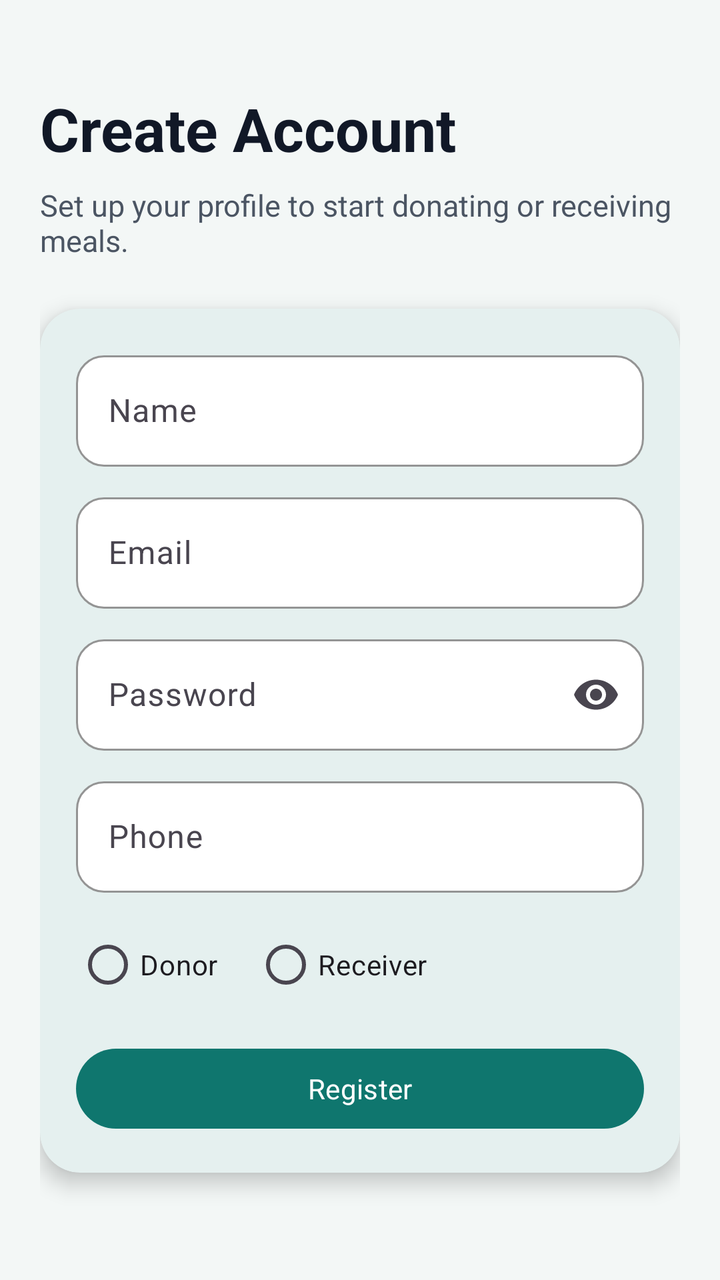
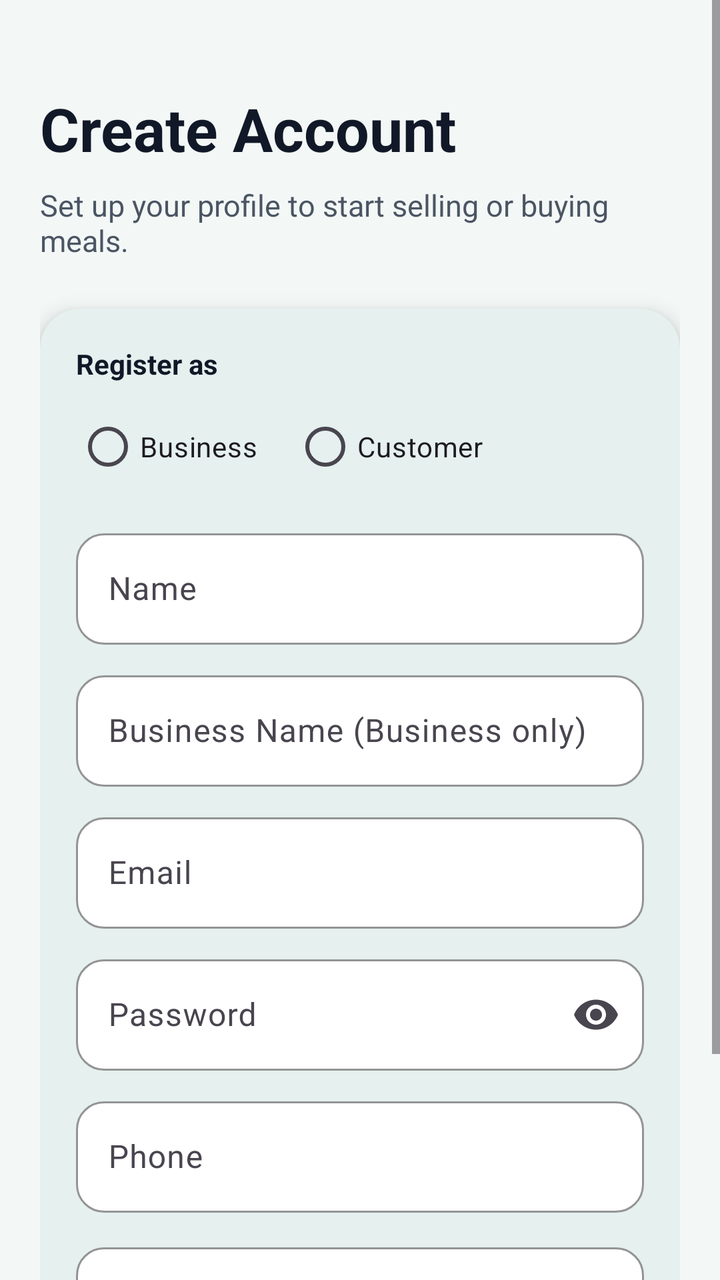

Compare the two renders of this Android layout. The source of the first and the diff that turns it into the second are given below.
<!-- AndroidManifest.xml: application theme Theme.App -->
<!-- res/layout/activity_register.xml -->
<?xml version="1.0" encoding="utf-8"?>
<ScrollView xmlns:android="http://schemas.android.com/apk/res/android"
    xmlns:app="http://schemas.android.com/apk/res-auto"
    android:layout_width="match_parent"
    android:layout_height="match_parent"
    android:background="@color/light_gray"
    android:fillViewport="true">

    <LinearLayout
        android:layout_width="match_parent"
        android:layout_height="wrap_content"
        android:orientation="vertical"
        android:padding="20dp">

        <TextView
            android:layout_width="match_parent"
            android:layout_height="wrap_content"
            android:layout_marginTop="24dp"
            android:text="@string/register_title"
            android:textColor="@color/text_primary"
            android:textSize="30sp"
            android:textStyle="bold" />

        <TextView
            android:layout_width="match_parent"
            android:layout_height="wrap_content"
            android:layout_marginTop="8dp"
            android:layout_marginBottom="24dp"
            android:text="@string/register_subtitle"
            android:textColor="@color/text_secondary"
            android:textSize="15sp" />

        <com.google.android.material.card.MaterialCardView
            android:layout_width="match_parent"
            android:layout_height="wrap_content"
            app:cardBackgroundColor="@color/surface_card"
            app:cardCornerRadius="20dp"
            app:cardElevation="6dp">

            <LinearLayout
                android:layout_width="match_parent"
                android:layout_height="wrap_content"
                android:orientation="vertical"
                android:padding="18dp">

                <com.google.android.material.textfield.TextInputLayout
                    android:layout_width="match_parent"
                    android:layout_height="wrap_content"
                    android:layout_marginBottom="10dp"
                    android:hint="@string/register_name_hint">

                    <com.google.android.material.textfield.TextInputEditText
                        android:id="@+id/editTextName"
                        android:layout_width="match_parent"
                        android:layout_height="wrap_content"
                        android:inputType="textCapWords" />
                </com.google.android.material.textfield.TextInputLayout>

                <com.google.android.material.textfield.TextInputLayout
                    android:layout_width="match_parent"
                    android:layout_height="wrap_content"
                    android:layout_marginBottom="10dp"
                    android:hint="@string/login_email_hint">

                    <com.google.android.material.textfield.TextInputEditText
                        android:id="@+id/editTextEmail"
                        android:layout_width="match_parent"
                        android:layout_height="wrap_content"
                        android:inputType="textEmailAddress" />
                </com.google.android.material.textfield.TextInputLayout>

                <com.google.android.material.textfield.TextInputLayout
                    android:layout_width="match_parent"
                    android:layout_height="wrap_content"
                    android:layout_marginBottom="10dp"
                    android:hint="@string/login_password_hint"
                    app:endIconMode="password_toggle">

                    <com.google.android.material.textfield.TextInputEditText
                        android:id="@+id/editTextPassword"
                        android:layout_width="match_parent"
                        android:layout_height="wrap_content"
                        android:inputType="textPassword" />
                </com.google.android.material.textfield.TextInputLayout>

                <com.google.android.material.textfield.TextInputLayout
                    android:layout_width="match_parent"
                    android:layout_height="wrap_content"
                    android:layout_marginBottom="12dp"
                    android:hint="@string/register_phone_hint">

                    <com.google.android.material.textfield.TextInputEditText
                        android:id="@+id/editTextPhone"
                        android:layout_width="match_parent"
                        android:layout_height="wrap_content"
                        android:inputType="phone" />
                </com.google.android.material.textfield.TextInputLayout>

                <RadioGroup
                    android:id="@+id/radioGroupRole"
                    android:layout_width="match_parent"
                    android:layout_height="wrap_content"
                    android:layout_marginBottom="14dp"
                    android:orientation="horizontal">

                    <RadioButton
                        android:id="@+id/radioButtonDonor"
                        android:layout_width="wrap_content"
                        android:layout_height="wrap_content"
                        android:layout_marginEnd="18dp"
                        android:text="@string/register_donor_radio_button_text" />

                    <RadioButton
                        android:id="@+id/radioButtonReceiver"
                        android:layout_width="wrap_content"
                        android:layout_height="wrap_content"
                        android:text="@string/register_receiver_radio_button_text" />
                </RadioGroup>

                <Button
                    android:id="@+id/buttonRegister"
                    android:layout_width="match_parent"
                    android:layout_height="wrap_content"
                    android:text="@string/register_button_text" />
            </LinearLayout>
        </com.google.android.material.card.MaterialCardView>
    </LinearLayout>
</ScrollView>
<!-- resources referenced by this layout -->
<resources>
  <color name="light_gray">#F3F7F6</color>
  <color name="surface_card">#FFFFFFFF</color>
  <color name="text_primary">#111827</color>
  <color name="text_secondary">#4B5563</color>
  <string name="login_email_hint">Email</string>
  <string name="login_password_hint">Password</string>
  <string name="register_button_text">Register</string>
  <string name="register_donor_radio_button_text">Donor</string>
  <string name="register_name_hint">Name</string>
  <string name="register_phone_hint">Phone</string>
  <string name="register_receiver_radio_button_text">Receiver</string>
  <string name="register_subtitle">Set up your profile to start donating or receiving meals.</string>
  <string name="register_title">Create Account</string>
  <style name="Theme.App" parent="Theme.Material3.Light.NoActionBar">
          <item name="colorPrimary">@color/green_primary</item>
          <item name="colorPrimaryContainer">@color/green_dark</item>
          <item name="colorOnPrimary">@color/white</item>
          <item name="colorSecondary">@color/orange_accent</item>
          <item name="colorOnSecondary">@color/white</item>
          <item name="colorSurface">@color/surface_card</item>
          <item name="colorOnSurface">@color/text_primary</item>
          <item name="android:statusBarColor" tools:targetApi="l">@color/green_dark</item>
          <item name="android:windowBackground">@color/light_gray</item>
          <item name="android:fontFamily">sans-serif</item>
          <item name="textInputStyle">@style/Widget.App.TextInputLayout</item>
          <item name="buttonStyle">@style/Widget.App.Button</item>
          <item name="materialCardViewStyle">@style/Widget.App.CardView</item>
      </style>
  <color name="green_primary">#0F766E</color>
  <color name="green_dark">#0B5E57</color>
  <color name="white">#FFFFFFFF</color>
  <color name="orange_accent">#D97706</color>
  <style name="Widget.App.TextInputLayout" parent="Widget.Material3.TextInputLayout.OutlinedBox">
          <item name="boxStrokeColor">@color/green_primary</item>
          <item name="boxBackgroundColor">@color/surface_card</item>
          <item name="boxCornerRadiusTopStart">14dp</item>
          <item name="boxCornerRadiusTopEnd">14dp</item>
          <item name="boxCornerRadiusBottomStart">14dp</item>
          <item name="boxCornerRadiusBottomEnd">14dp</item>
      </style>
  <style name="Widget.App.Button" parent="Widget.Material3.Button">
          <item name="backgroundTint">@color/green_primary</item>
          <item name="android:textColor">@color/white</item>
          <item name="cornerRadius">14dp</item>
          <item name="android:minHeight">52dp</item>
          <item name="android:textStyle">bold</item>
      </style>
  <style name="Widget.App.CardView" parent="Widget.Material3.CardView.Elevated">
          <item name="cardCornerRadius">18dp</item>
          <item name="cardElevation">4dp</item>
          <item name="cardBackgroundColor">@color/surface_card</item>
      </style>
</resources>

<!-- the commit's change to res/layout/activity_register.xml (unified diff, before → after) -->
@@ -43,7 +43,37 @@
                 android:orientation="vertical"
                 android:padding="18dp">
 
+                <TextView
+                    android:layout_width="match_parent"
+                    android:layout_height="wrap_content"
+                    android:layout_marginBottom="8dp"
+                    android:text="Register as"
+                    android:textColor="@color/text_primary"
+                    android:textStyle="bold" />
+
+                <RadioGroup
+                    android:id="@+id/radioGroupRole"
+                    android:layout_width="match_parent"
+                    android:layout_height="wrap_content"
+                    android:layout_marginBottom="14dp"
+                    android:orientation="horizontal">
+
+                    <RadioButton
+                        android:id="@+id/radioButtonDonor"
+                        android:layout_width="wrap_content"
+                        android:layout_height="wrap_content"
+                        android:layout_marginEnd="18dp"
+                        android:text="@string/register_donor_radio_button_text" />
+
+                    <RadioButton
+                        android:id="@+id/radioButtonReceiver"
+                        android:layout_width="wrap_content"
+                        android:layout_height="wrap_content"
+                        android:text="@string/register_receiver_radio_button_text" />
+                </RadioGroup>
+
                 <com.google.android.material.textfield.TextInputLayout
+                    android:id="@+id/layoutName"
                     android:layout_width="match_parent"
                     android:layout_height="wrap_content"
                     android:layout_marginBottom="10dp"
@@ -51,6 +81,20 @@
 
                     <com.google.android.material.textfield.TextInputEditText
                         android:id="@+id/editTextName"
+                        android:layout_width="match_parent"
+                        android:layout_height="wrap_content"
+                            android:inputType="textCapWords" />
+                </com.google.android.material.textfield.TextInputLayout>
+
+                <com.google.android.material.textfield.TextInputLayout
+                    android:id="@+id/layoutBusinessName"
+                    android:layout_width="match_parent"
+                    android:layout_height="wrap_content"
+                    android:layout_marginBottom="10dp"
+                    android:hint="Business Name (Business only)">
+
+                    <com.google.android.material.textfield.TextInputEditText
+                        android:id="@+id/editTextBusinessName"
                         android:layout_width="match_parent"
                         android:layout_height="wrap_content"
                         android:inputType="textCapWords" />
@@ -96,31 +140,24 @@
                         android:inputType="phone" />
                 </com.google.android.material.textfield.TextInputLayout>
 
-                <RadioGroup
-                    android:id="@+id/radioGroupRole"
+                <com.google.android.material.textfield.TextInputLayout
                     android:layout_width="match_parent"
                     android:layout_height="wrap_content"
-                    android:layout_marginBottom="14dp"
-                    android:orientation="horizontal">
+                    android:layout_marginBottom="12dp"
+                    android:hint="@string/register_address_hint">
 
-                    <RadioButton
-                        android:id="@+id/radioButtonDonor"
-                        android:layout_width="wrap_content"
+                    <com.google.android.material.textfield.TextInputEditText
+                        android:id="@+id/editTextAddress"
+                        android:layout_width="match_parent"
                         android:layout_height="wrap_content"
-                        android:layout_marginEnd="18dp"
-                        android:text="@string/register_donor_radio_button_text" />
-
-                    <RadioButton
-                        android:id="@+id/radioButtonReceiver"
-                        android:layout_width="wrap_content"
-                        android:layout_height="wrap_content"
-                        android:text="@string/register_receiver_radio_button_text" />
-                </RadioGroup>
+                        android:inputType="textPostalAddress" />
+                </com.google.android.material.textfield.TextInputLayout>
 
                 <Button
                     android:id="@+id/buttonRegister"
                     android:layout_width="match_parent"
                     android:layout_height="wrap_content"
+                    android:enabled="false"
                     android:text="@string/register_button_text" />
             </LinearLayout>
         </com.google.android.material.card.MaterialCardView>
<!-- resource entries referenced after the edit -->
@@ -6,12 +6,13 @@
   <color name="text_secondary">#4B5563</color>
   <string name="login_email_hint">Email</string>
   <string name="login_password_hint">Password</string>
+  <string name="register_address_hint">Address</string>
   <string name="register_button_text">Register</string>
-  <string name="register_donor_radio_button_text">Donor</string>
+  <string name="register_donor_radio_button_text">Business</string>
   <string name="register_name_hint">Name</string>
   <string name="register_phone_hint">Phone</string>
-  <string name="register_receiver_radio_button_text">Receiver</string>
-  <string name="register_subtitle">Set up your profile to start donating or receiving meals.</string>
+  <string name="register_receiver_radio_button_text">Customer</string>
+  <string name="register_subtitle">Set up your profile to start selling or buying meals.</string>
   <string name="register_title">Create Account</string>
   <style name="Theme.App" parent="Theme.Material3.Light.NoActionBar">
           <item name="colorPrimary">@color/green_primary</item>
